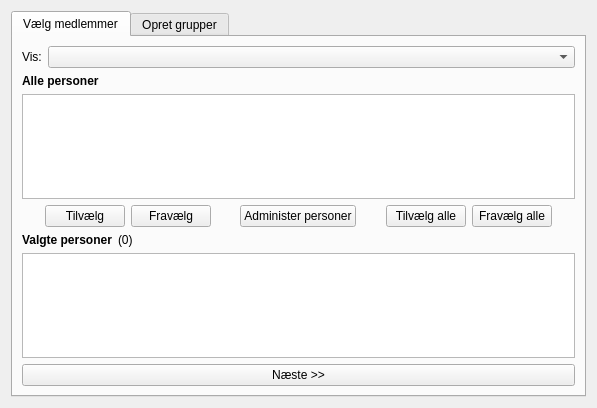
Before: the Qt Designer form tabs/groupcreator.ui in froksen/opencltoolsv2, drawn with Qt 5.
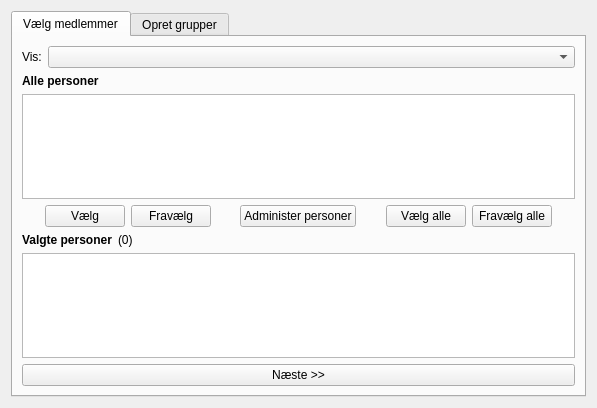
After: the same form once the commit is applied. Icons and pictures are not drawn.

Commit message: Mindre ændringer

The edit to the form file:
```diff
--- a/tabs/groupcreator.ui
+++ b/tabs/groupcreator.ui
@@ -118,7 +118,7 @@
          <item row="0" column="2">
           <widget class="QPushButton" name="addMemberButton">
            <property name="text">
-            <string>Tilvælg</string>
+            <string>Vælg</string>
            </property>
           </widget>
          </item>
@@ -139,7 +139,7 @@
          <item row="0" column="7">
           <widget class="QPushButton" name="addAllMemberButton">
            <property name="text">
-            <string>Tilvælg alle</string>
+            <string>Vælg alle</string>
            </property>
           </widget>
          </item>
```
